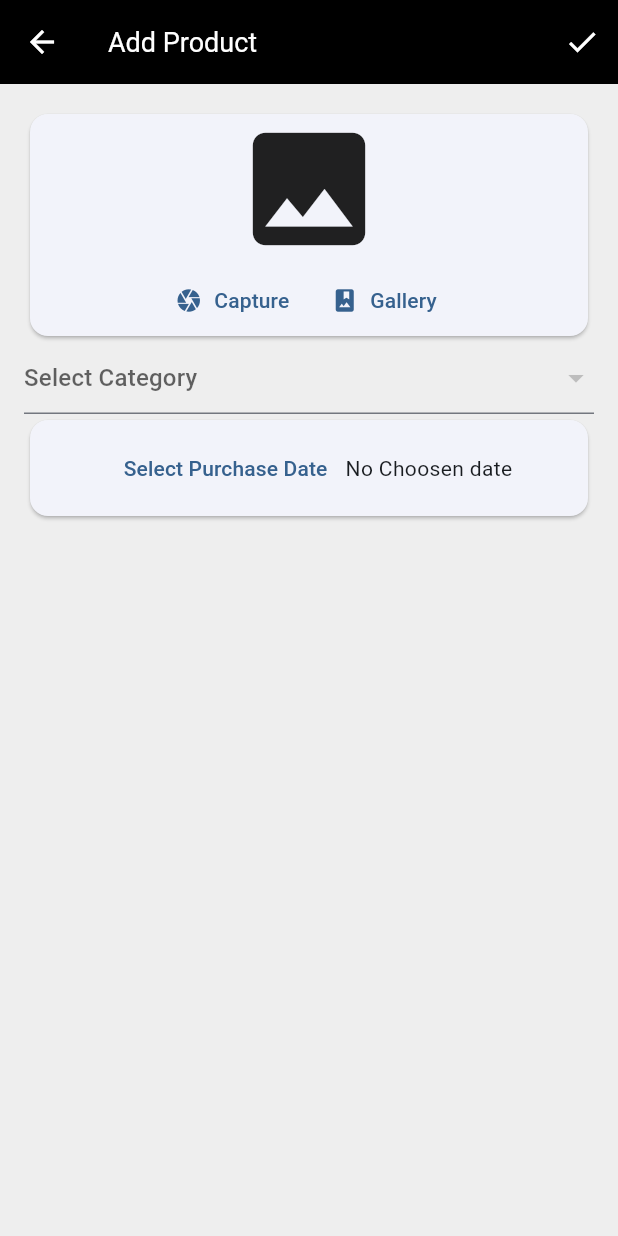
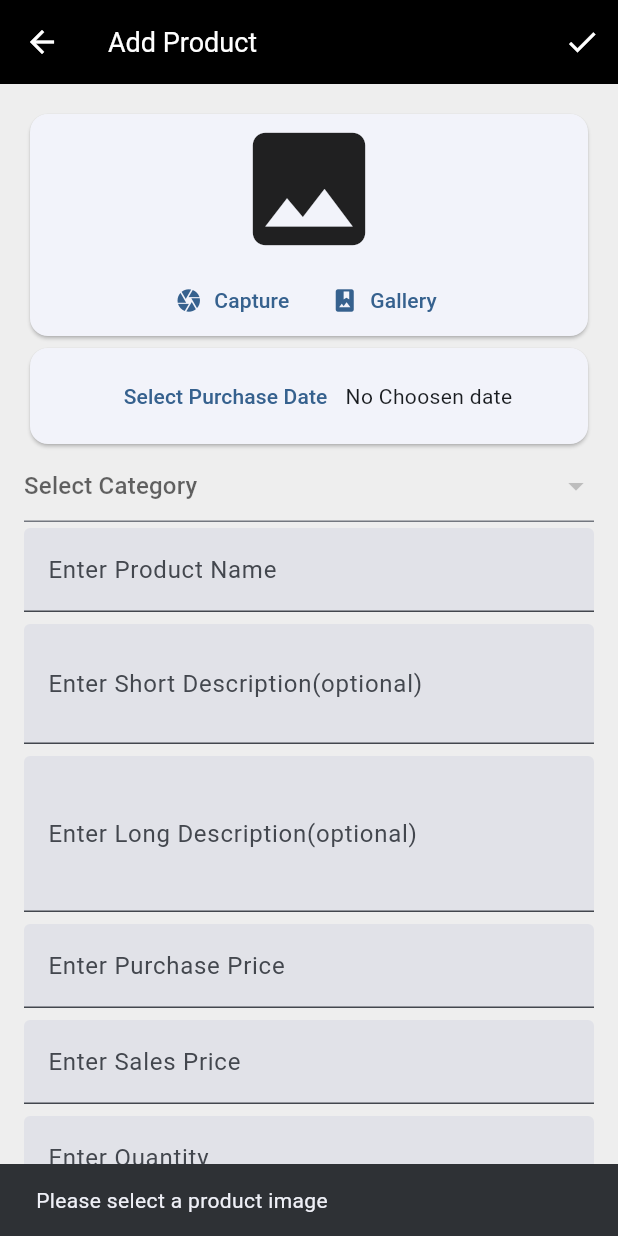
Before and after one commit to infosabbir/ecom_basic_admin, a Flutter app: the AddProductPage screen opened by its route, after a tap on the "done" icon, on a phone screen of 412 x 824 dp. Run offline on Flutter 3.47's test engine with Material 3 defaults, Android fonts, the phone set to English and light mode, and no system bars; our stand-ins replace cached_network_image, cloud_firestore, connectivity_plus, firebase_auth, firebase_core, firebase_storage and 2 more; accounts and stored records are empty.

Commit message:
Upload image to firebase storage

```diff
--- a/lib/pages/add_product_page.dart
+++ b/lib/pages/add_product_page.dart
@@ -5,6 +5,7 @@ import 'package:ecom_basic_admin/providers/product_provider.dart';
 import 'package:ecom_basic_admin/utils/helper_functions.dart';
 import 'package:flutter/foundation.dart';
 import 'package:flutter/material.dart';
+import 'package:flutter_easyloading/flutter_easyloading.dart';
 import 'package:image_picker/image_picker.dart';
 import 'package:provider/provider.dart';
 
@@ -52,6 +53,7 @@ class _AddProductPageState extends State<AddProductPage> {
         child: ListView(
           padding: const EdgeInsets.all(16),
           children: [
+            //--------------Image and icon and two text icon button---------------
             Card(
               child: Column(
                 children: [
@@ -88,6 +90,27 @@ class _AddProductPageState extends State<AddProductPage> {
                 ],
               ),
             ),
+            //----------------Date picker--------------------
+            Card(
+              child: Padding(
+                padding: const EdgeInsets.all(8),
+                child: Row(
+                  mainAxisAlignment: MainAxisAlignment.center,
+                  children: [
+                    TextButton(
+                      onPressed: _selectDate,
+                      child: const Text('Select Purchase Date'),
+                    ),
+                    Text(
+                      dateTime == null
+                          ? 'No Choosen date'
+                          : getFormattedDate(dateTime!),
+                    ),
+                  ],
+                ),
+              ),
+            ),
+            //--------------Dropdown Category--------------------
             Consumer<ProductProvider>(
               builder: (context, provider, child) =>
                   DropdownButtonFormField<CategoryModel>(
@@ -113,23 +136,135 @@ class _AddProductPageState extends State<AddProductPage> {
                 },
               ),
             ),
-            Card(
-              child: Padding(
-                padding: const EdgeInsets.all(8),
-                child: Row(
-                  mainAxisAlignment: MainAxisAlignment.center,
-                  children: [
-                    TextButton(
-                      onPressed: _selectDate,
-                      child: const Text('Select Purchase Date'),
-                    ),
-                    Text(
-                      dateTime == null
-                          ? 'No Choosen date'
-                          : getFormattedDate(dateTime!),
-                    ),
-                  ],
+            //----------------Product Name Textformfield--------------------
+            Padding(
+              padding: const EdgeInsets.symmetric(vertical: 4.0),
+              child: TextFormField(
+                controller: _nameController,
+                decoration: const InputDecoration(
+                  filled: true,
+                  labelText: 'Enter Product Name',
                 ),
+                validator: (value) {
+                  if (value == null || value.isEmpty) {
+                    return 'This field must not be empty';
+                  }
+                  return null;
+                },
+              ),
+            ),
+            //---------------ShortDescription Textformfield--------------------
+            Padding(
+              padding: const EdgeInsets.symmetric(vertical: 4.0),
+              child: TextFormField(
+                maxLines: 2,
+                controller: _shortDescriptionController,
+                decoration: const InputDecoration(
+                  filled: true,
+                  labelText: 'Enter Short Description(optional)',
+                ),
+                validator: (value) {
+                  return null;
+                },
+              ),
+            ),
+            //----------------LongDescription Textformfield--------------------
+            Padding(
+              padding: const EdgeInsets.symmetric(vertical: 4.0),
+              child: TextFormField(
+                maxLines: 3,
+                controller: _longDescriptionController,
+                decoration: const InputDecoration(
+                  filled: true,
+                  labelText: 'Enter Long Description(optional)',
+                ),
+                validator: (value) {
+                  return null;
+                },
+              ),
+            ),
+            //----------------PurchasePrice Textformfield--------------------
+            Padding(
+              padding: const EdgeInsets.symmetric(vertical: 4.0),
+              child: TextFormField(
+                keyboardType: TextInputType.number,
+                controller: _purchasePriceController,
+                decoration: const InputDecoration(
+                  filled: true,
+                  labelText: 'Enter Purchase Price',
+                ),
+                validator: (value) {
+                  if (value == null || value.isEmpty) {
+                    return 'This field must not be empty';
+                  }
+                  if (num.parse(value) <= 0) {
+                    return 'Price should be greater than 0';
+                  }
+                  return null;
+                },
+              ),
+            ),
+            //----------------SalesPrice Textformfield--------------------
+            Padding(
+              padding: const EdgeInsets.symmetric(vertical: 4.0),
+              child: TextFormField(
+                keyboardType: TextInputType.number,
+                controller: _salePriceController,
+                decoration: const InputDecoration(
+                  filled: true,
+                  labelText: 'Enter Sales Price',
+                ),
+                validator: (value) {
+                  if (value == null || value.isEmpty) {
+                    return 'This field must not be empty';
+                  }
+                  if (num.parse(value) <= 0) {
+                    return 'Price should be greater than 0';
+                  }
+                  return null;
+                },
+              ),
+            ),
+            //----------------Quantity Textformfield--------------------
+            Padding(
+              padding: const EdgeInsets.symmetric(vertical: 4.0),
+              child: TextFormField(
+                keyboardType: TextInputType.number,
+                controller: _quantityController,
+                decoration: const InputDecoration(
+                  filled: true,
+                  labelText: 'Enter Quantity',
+                ),
+                validator: (value) {
+                  if (value == null || value.isEmpty) {
+                    return 'This field must not be empty';
+                  }
+                  if (num.parse(value) <= 0) {
+                    return 'Quantity should be greater thant 0';
+                  }
+                  return null;
+                },
+              ),
+            ),
+            //----------------Discount Textformfield--------------------
+            Padding(
+              padding: const EdgeInsets.symmetric(vertical: 4.0),
+              child: TextFormField(
+                keyboardType: TextInputType.number,
+                controller: _discountController,
+                decoration: const InputDecoration(
+                  filled: true,
+                  labelText: 'Enter Discount',
+                ),
+                validator: (value) {
+                  if (value == null || value.isEmpty) {
+                    return 'This field must not be empty';
+                  }
+                  if (num.parse(value) < 0) {
+                    return 'Discount should not be a negative value';
+                  }
+                  return null;
+                },
               ),
             ),
           ],
@@ -162,7 +297,25 @@ class _AddProductPageState extends State<AddProductPage> {
     }
   }
 
-  void _saveProduct() async {}
+  void _saveProduct() async {
+    if (imageLocalPath == null) {
+      showMsg(context, 'Please select a product image');
+      return;
+    }
+    if (dateTime == null) {
+      showMsg(context, 'Please select a puchase date');
+      return;
+    }
+    if (_formKey.currentState!.validate()) {
+      EasyLoading.show(status: 'Please Wait..');
+      String? downloadUrl;
+
+      try {
+        downloadUrl = await Provider.of<ProductProvider>(context, listen: false)
+            .uploadImage(imageLocalPath!);
+      } catch (error) {}
+    }
+  }
 
   @override
   void dispose() {
```
Also changed, not shown: lib/providers/product_provider.dart (+12 -0 lines).
